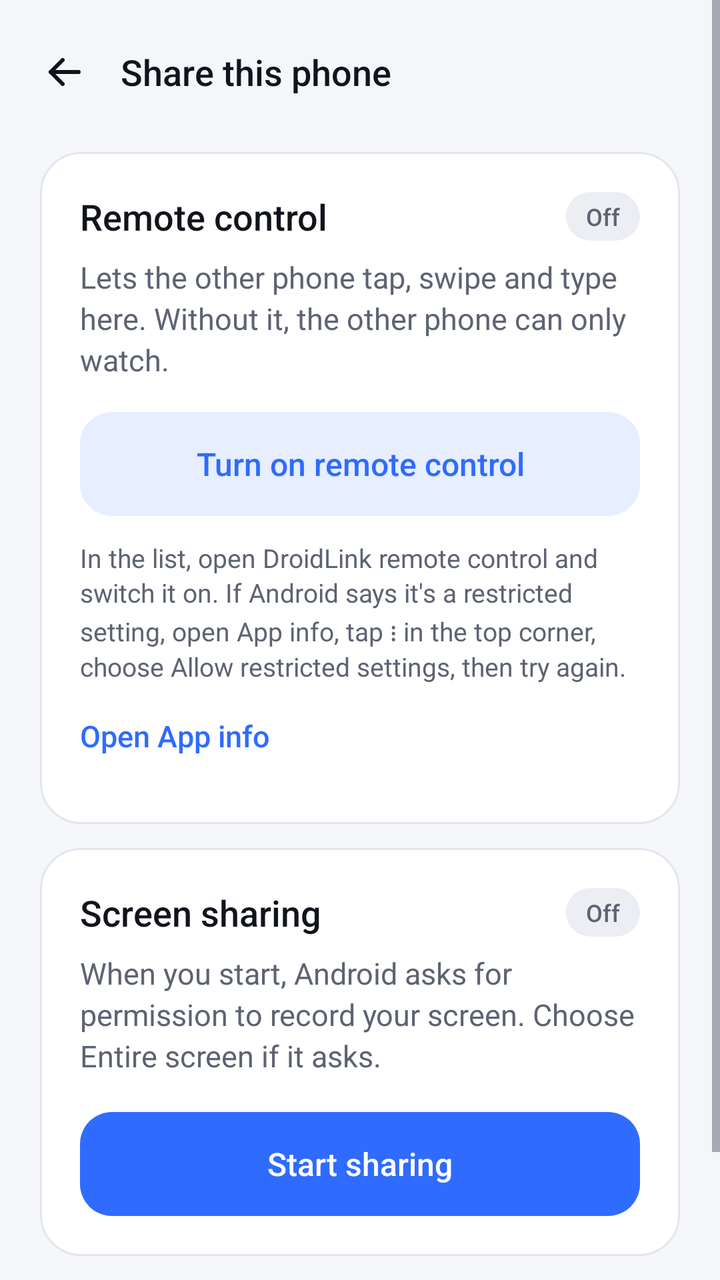
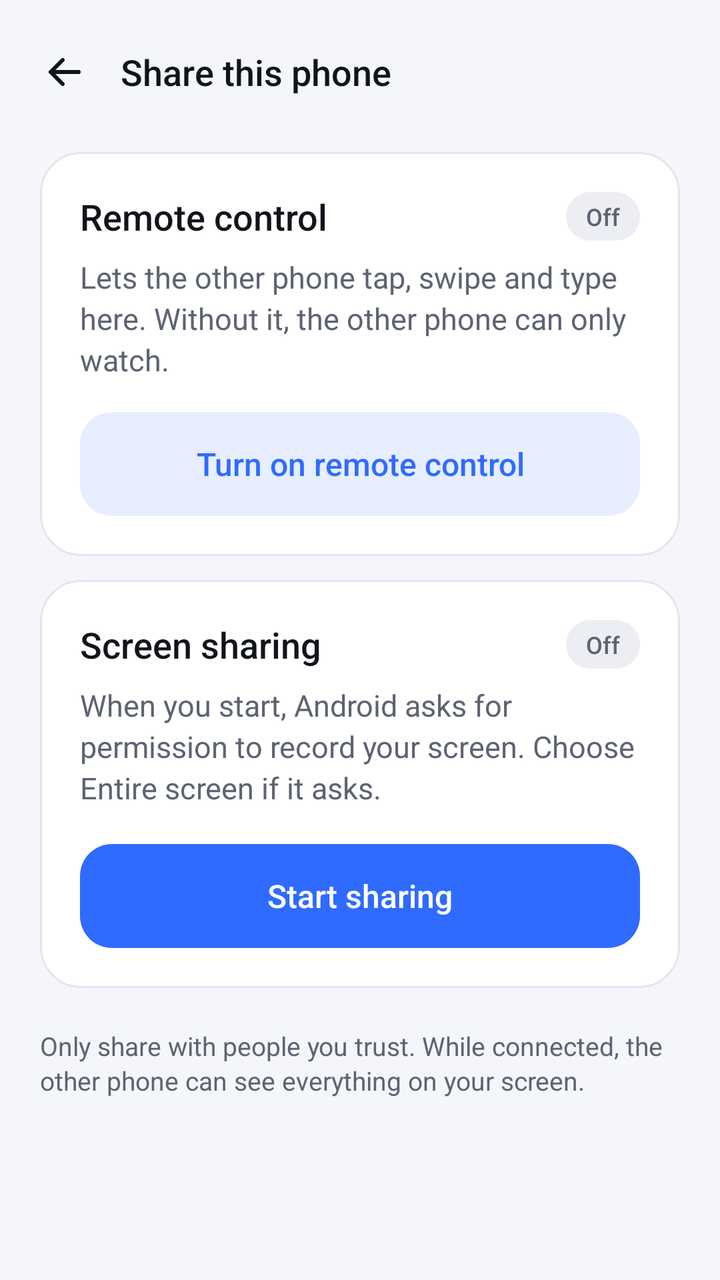

Two renders of the same Android screen: before a commit and after it. Below are the layout's source before the change and the commit's diff.
<!-- AndroidManifest.xml: application theme Theme.DroidLink -->
<!-- res/layout/activity_host.xml -->
<?xml version="1.0" encoding="utf-8"?>
<ScrollView xmlns:android="http://schemas.android.com/apk/res/android"
    android:id="@+id/root"
    android:layout_width="match_parent"
    android:layout_height="match_parent"
    android:background="@color/bg"
    android:clipToPadding="false"
    android:fillViewport="true">

    <LinearLayout
        android:layout_width="match_parent"
        android:layout_height="wrap_content"
        android:orientation="vertical"
        android:paddingStart="20dp"
        android:paddingTop="8dp"
        android:paddingEnd="20dp"
        android:paddingBottom="28dp">

        <LinearLayout
            android:layout_width="match_parent"
            android:layout_height="56dp"
            android:gravity="center_vertical"
            android:orientation="horizontal">

            <ImageButton
                android:id="@+id/btn_back"
                android:layout_width="44dp"
                android:layout_height="44dp"
                android:layout_marginStart="-10dp"
                android:background="?android:attr/selectableItemBackgroundBorderless"
                android:contentDescription="@string/cd_navigate_up"
                android:src="@drawable/ic_arrow_back" />

            <TextView
                style="@style/Text.Title"
                android:layout_width="wrap_content"
                android:layout_height="wrap_content"
                android:layout_marginStart="6dp"
                android:text="@string/share_title" />
        </LinearLayout>

        
        <LinearLayout style="@style/Card">

            <LinearLayout
                android:layout_width="match_parent"
                android:layout_height="wrap_content"
                android:gravity="center_vertical"
                android:orientation="horizontal">

                <TextView
                    style="@style/Text.Title"
                    android:layout_width="0dp"
                    android:layout_height="wrap_content"
                    android:layout_weight="1"
                    android:text="@string/host_control_title" />

                <TextView
                    android:id="@+id/control_chip"
                    style="@style/Text.Chip"
                    android:layout_width="wrap_content"
                    android:layout_height="wrap_content"
                    android:background="@drawable/bg_chip_off"
                    android:text="@string/chip_off"
                    android:textColor="@color/chip_off_text" />
            </LinearLayout>

            <TextView
                style="@style/Text.Body"
                android:layout_width="match_parent"
                android:layout_height="wrap_content"
                android:layout_marginTop="8dp"
                android:text="@string/host_control_body" />

            <Button
                android:id="@+id/btn_enable_control"
                style="@style/Button.Secondary"
                android:layout_marginTop="16dp"
                android:text="@string/host_control_button" />

            <LinearLayout
                android:id="@+id/restricted_help"
                android:layout_width="match_parent"
                android:layout_height="wrap_content"
                android:orientation="vertical">

                <TextView
                    style="@style/Text.Small"
                    android:layout_width="match_parent"
                    android:layout_height="wrap_content"
                    android:layout_marginTop="12dp"
                    android:text="@string/host_control_hint" />

                <Button
                    android:id="@+id/btn_app_info"
                    style="@style/Button.Link"
                    android:layout_marginTop="2dp"
                    android:text="@string/open_app_info" />
            </LinearLayout>
        </LinearLayout>

        
        <LinearLayout style="@style/Card">

            <LinearLayout
                android:layout_width="match_parent"
                android:layout_height="wrap_content"
                android:gravity="center_vertical"
                android:orientation="horizontal">

                <TextView
                    style="@style/Text.Title"
                    android:layout_width="0dp"
                    android:layout_height="wrap_content"
                    android:layout_weight="1"
                    android:text="@string/host_share_title" />

                <TextView
                    android:id="@+id/share_chip"
                    style="@style/Text.Chip"
                    android:layout_width="wrap_content"
                    android:layout_height="wrap_content"
                    android:background="@drawable/bg_chip_off"
                    android:text="@string/chip_off"
                    android:textColor="@color/chip_off_text" />
            </LinearLayout>

            <TextView
                android:id="@+id/share_body"
                style="@style/Text.Body"
                android:layout_width="match_parent"
                android:layout_height="wrap_content"
                android:layout_marginTop="8dp"
                android:text="@string/host_share_body_idle" />

            <LinearLayout
                android:id="@+id/connect_info"
                android:layout_width="match_parent"
                android:layout_height="wrap_content"
                android:layout_marginTop="16dp"
                android:background="@drawable/bg_input"
                android:orientation="vertical"
                android:padding="16dp"
                android:visibility="gone">

                <TextView
                    style="@style/Text.Section"
                    android:layout_width="wrap_content"
                    android:layout_height="wrap_content"
                    android:text="@string/label_address" />

                <TextView
                    android:id="@+id/address_text"
                    style="@style/Text.Mono"
                    android:layout_width="match_parent"
                    android:layout_height="wrap_content"
                    android:layout_marginTop="4dp"
                    android:textSize="22sp" />

                <TextView
                    style="@style/Text.Section"
                    android:layout_width="wrap_content"
                    android:layout_height="wrap_content"
                    android:layout_marginTop="16dp"
                    android:text="@string/label_pin" />

                <TextView
                    android:id="@+id/pin_text"
                    style="@style/Text.Mono"
                    android:layout_width="match_parent"
                    android:layout_height="wrap_content"
                    android:layout_marginTop="2dp"
                    android:letterSpacing="0.08"
                    android:textSize="38sp"
                    android:textStyle="bold" />

                <TextView
                    android:id="@+id/peer_text"
                    style="@style/Text.Body"
                    android:layout_width="match_parent"
                    android:layout_height="wrap_content"
                    android:layout_marginTop="14dp"
                    android:text="@string/host_waiting" />
            </LinearLayout>

            <Button
                android:id="@+id/btn_share"
                style="@style/Button.Primary"
                android:layout_marginTop="18dp"
                android:text="@string/start_sharing" />
        </LinearLayout>

        <TextView
            style="@style/Text.Small"
            android:layout_width="match_parent"
            android:layout_height="wrap_content"
            android:layout_marginTop="20dp"
            android:text="@string/host_footnote" />
    </LinearLayout>
</ScrollView>
<!-- resources referenced by this layout -->
<resources>
  <color name="bg">#F5F6FA</color>
  <color name="chip_off_text">#5D6372</color>
  <string name="cd_navigate_up">Go back</string>
  <string name="chip_off">Off</string>
  <string name="host_control_body">Lets the other phone tap, swipe and type here. Without it, the other phone can only watch.</string>
  <string name="host_control_button">Turn on remote control</string>
  <string name="host_control_hint">In the list, open DroidLink remote control and switch it on. If Android says it\'s a restricted setting, open App info, tap ⋮ in the top corner, choose Allow restricted settings, then try again.</string>
  <string name="host_control_title">Remote control</string>
  <string name="host_footnote">Only share with people you trust. While connected, the other phone can see everything on your screen.</string>
  <string name="host_share_body_idle">When you start, Android asks for permission to record your screen. Choose Entire screen if it asks.</string>
  <string name="host_share_title">Screen sharing</string>
  <string name="host_waiting">Waiting for the other phone to connect…</string>
  <string name="label_address">Address</string>
  <string name="label_pin">PIN</string>
  <string name="open_app_info">Open App info</string>
  <string name="share_title">Share this phone</string>
  <string name="start_sharing">Start sharing</string>
  <style name="Button.Primary">
          <item name="android:background">@drawable/bg_btn_primary</item>
          <item name="android:textColor">@color/on_accent</item>
      </style>
  <style name="Button.Secondary">
          <item name="android:background">@drawable/bg_btn_secondary</item>
          <item name="android:textColor">@color/accent</item>
      </style>
  <style name="Text.Body">
          <item name="android:textSize">15sp</item>
          <item name="android:textColor">@color/text_secondary</item>
          <item name="android:lineSpacingExtra">3sp</item>
      </style>
  <style name="Text.Small">
          <item name="android:textSize">13sp</item>
          <item name="android:textColor">@color/text_secondary</item>
          <item name="android:lineSpacingExtra">2sp</item>
      </style>
  <style name="Text.Title">
          <item name="android:textSize">18sp</item>
          <item name="android:fontFamily">sans-serif-medium</item>
      </style>
  <color name="chip_off_bg">#ECEEF3</color>
  <color name="surface_alt">#EEF0F5</color>
  <color name="stroke">#E3E6EE</color>
  <color name="text_primary">#12141C</color>
  <color name="accent">#2F6BFF</color>
  <color name="on_accent">#FFFFFF</color>
  <color name="text_secondary">#5D6372</color>
  <color name="ripple">#1F2F6BFF</color>
  <color name="accent_soft">#E6EEFF</color>
  <color name="surface">#FFFFFF</color>
  <!-- unchanged entries left out for length: 12 -->
</resources>

<!-- the commit's change to res/layout/activity_host.xml (unified diff, before → after) -->
@@ -78,24 +78,143 @@
                 android:layout_marginTop="16dp"
                 android:text="@string/host_control_button" />
 
+            
+            <TextView
+                android:id="@+id/control_hint_simple"
+                style="@style/Text.Small"
+                android:layout_width="match_parent"
+                android:layout_height="wrap_content"
+                android:layout_marginTop="12dp"
+                android:text="@string/host_control_hint"
+                android:visibility="gone" />
+
+            
             <LinearLayout
                 android:id="@+id/restricted_help"
                 android:layout_width="match_parent"
                 android:layout_height="wrap_content"
-                android:orientation="vertical">
+                android:layout_marginTop="16dp"
+                android:background="@drawable/bg_input"
+                android:orientation="vertical"
+                android:padding="16dp"
+                android:visibility="gone">
+
+                <TextView
+                    style="@style/Text.Title"
+                    android:layout_width="match_parent"
+                    android:layout_height="wrap_content"
+                    android:text="@string/restricted_title"
+                    android:textSize="15sp" />
 
                 <TextView
                     style="@style/Text.Small"
                     android:layout_width="match_parent"
                     android:layout_height="wrap_content"
+                    android:layout_marginTop="4dp"
+                    android:text="@string/restricted_body" />
+
+                <LinearLayout
+                    android:layout_width="match_parent"
+                    android:layout_height="wrap_content"
+                    android:layout_marginTop="14dp"
+                    android:orientation="horizontal">
+
+                    <TextView
+                        style="@style/Text.Small"
+                        android:layout_width="24dp"
+                        android:layout_height="24dp"
+                        android:background="@drawable/bg_icon_circle"
+                        android:fontFamily="sans-serif-medium"
+                        android:gravity="center"
+                        android:importantForAccessibility="no"
+                        android:text="1"
+                        android:textColor="@color/accent" />
+
+                    <TextView
+                        style="@style/Text.Body"
+                        android:layout_width="0dp"
+                        android:layout_height="wrap_content"
+                        android:layout_marginStart="12dp"
+                        android:layout_weight="1"
+                        android:text="@string/restricted_step_1"
+                        android:textColor="@color/text_primary"
+                        android:textSize="14sp" />
+                </LinearLayout>
+
+                <LinearLayout
+                    android:layout_width="match_parent"
+                    android:layout_height="wrap_content"
                     android:layout_marginTop="12dp"
-                    android:text="@string/host_control_hint" />
-
-                <Button
-                    android:id="@+id/btn_app_info"
-                    style="@style/Button.Link"
-                    android:layout_marginTop="2dp"
-                    android:text="@string/open_app_info" />
+                    android:orientation="horizontal">
+
+                    <TextView
+                        style="@style/Text.Small"
+                        android:layout_width="24dp"
+                        android:layout_height="24dp"
+                        android:background="@drawable/bg_icon_circle"
+                        android:fontFamily="sans-serif-medium"
+                        android:gravity="center"
+                        android:importantForAccessibility="no"
+                        android:text="2"
+                        android:textColor="@color/accent" />
+
+                    <LinearLayout
+                        android:layout_width="0dp"
+                        android:layout_height="wrap_content"
+                        android:layout_marginStart="12dp"
+                        android:layout_weight="1"
+                        android:orientation="vertical">
+
+                        <TextView
+                            style="@style/Text.Body"
+                            android:layout_width="match_parent"
+                            android:layout_height="wrap_content"
+                            android:text="@string/restricted_step_2"
+                            android:textColor="@color/text_primary"
+                            android:textSize="14sp" />
+
+                        <Button
+                            android:id="@+id/btn_app_info"
+                            style="@style/Button.Link"
+                            android:minHeight="44dp"
+                            android:text="@string/open_app_info" />
+                    </LinearLayout>
+                </LinearLayout>
+
+                <LinearLayout
+                    android:layout_width="match_parent"
+                    android:layout_height="wrap_content"
+                    android:layout_marginTop="4dp"
+                    android:orientation="horizontal">
+
+                    <TextView
+                        style="@style/Text.Small"
+                        android:layout_width="24dp"
+                        android:layout_height="24dp"
+                        android:background="@drawable/bg_icon_circle"
+                        android:fontFamily="sans-serif-medium"
+                        android:gravity="center"
+                        android:importantForAccessibility="no"
+                        android:text="3"
+                        android:textColor="@color/accent" />
+
+                    <TextView
+                        style="@style/Text.Body"
+                        android:layout_width="0dp"
+                        android:layout_height="wrap_content"
+                        android:layout_marginStart="12dp"
+                        android:layout_weight="1"
+                        android:text="@string/restricted_step_3"
+                        android:textColor="@color/text_primary"
+                        android:textSize="14sp" />
+                </LinearLayout>
+
+                <TextView
+                    style="@style/Text.Small"
+                    android:layout_width="match_parent"
+                    android:layout_height="wrap_content"
+                    android:layout_marginTop="16dp"
+                    android:text="@string/restricted_missing" />
             </LinearLayout>
         </LinearLayout>
 
<!-- resource entries referenced after the edit -->
@@ -6,7 +6,7 @@
   <string name="chip_off">Off</string>
   <string name="host_control_body">Lets the other phone tap, swipe and type here. Without it, the other phone can only watch.</string>
   <string name="host_control_button">Turn on remote control</string>
-  <string name="host_control_hint">In the list, open DroidLink remote control and switch it on. If Android says it\'s a restricted setting, open App info, tap ⋮ in the top corner, choose Allow restricted settings, then try again.</string>
+  <string name="host_control_hint">In the list, open <b>DroidLink remote control</b> and switch it on.</string>
   <string name="host_control_title">Remote control</string>
   <string name="host_footnote">Only share with people you trust. While connected, the other phone can see everything on your screen.</string>
   <string name="host_share_body_idle">When you start, Android asks for permission to record your screen. Choose Entire screen if it asks.</string>
@@ -15,6 +15,12 @@
   <string name="label_address">Address</string>
   <string name="label_pin">PIN</string>
   <string name="open_app_info">Open App info</string>
+  <string name="restricted_body">That is normal for apps installed from an APK file. Unlock it once on this phone:</string>
+  <string name="restricted_missing">No <b>⋮</b> in App info, or no <b>Allow restricted settings</b>? They only appear after Android has shown the message. Swipe Settings away in Recent apps, do step 1 again, then open App info fresh. Still missing? Restart the phone and try once more.</string>
+  <string name="restricted_step_1">Tap <b>Turn on remote control</b>, open <b>DroidLink remote control</b> and try to switch it on. When the message appears, tap <b>OK</b>.</string>
+  <string name="restricted_step_2">Open App info, tap <b>⋮</b> in the top-right corner, then <b>Allow restricted settings</b>. Confirm with your PIN or fingerprint.</string>
+  <string name="restricted_step_3">Tap <b>Turn on remote control</b> again and switch it on.</string>
+  <string name="restricted_title">Android says “Restricted setting”?</string>
   <string name="share_title">Share this phone</string>
   <string name="start_sharing">Start sharing</string>
   <style name="Button.Primary">
@@ -43,6 +49,11 @@
   <color name="surface_alt">#EEF0F5</color>
   <color name="stroke">#E3E6EE</color>
   <color name="text_primary">#12141C</color>
+  <!-- drawable bg_icon_circle (drawable) -->
+  <?xml version="1.0" encoding="utf-8"?>
+  <shape xmlns:android="http://schemas.android.com/apk/res/android" android:shape="oval">
+      <solid android:color="@color/accent_soft" />
+  </shape>
   <color name="accent">#2F6BFF</color>
   <color name="on_accent">#FFFFFF</color>
   <color name="text_secondary">#5D6372</color>
